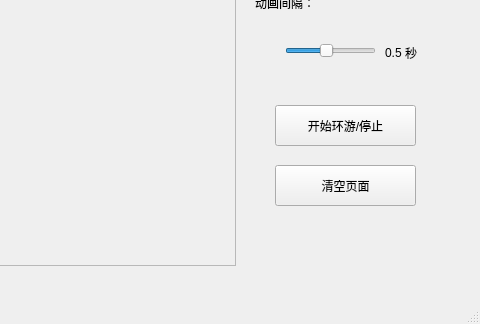
First picture: the form in knight.ui, repository yuanyuanzijin/knight-gui, before the edit; both pictures show x 295 to 775 and y 258 to 582 of the 775 by 582 pixel window.
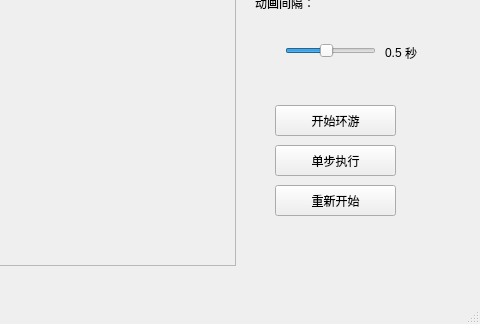
Second picture: the form after the edit. Icons and pictures are not drawn.

Commit message: 增加暂停和单步执行功能

Patch:
```diff
--- a/knight.ui
+++ b/knight.ui
@@ -229,25 +229,25 @@
      <rect>
       <x>570</x>
       <y>340</y>
-      <width>141</width>
-      <height>41</height>
+      <width>121</width>
+      <height>31</height>
      </rect>
     </property>
     <property name="text">
-     <string>开始环游/停止</string>
+     <string>开始环游</string>
     </property>
    </widget>
    <widget class="QPushButton" name="btn_restart">
     <property name="geometry">
      <rect>
       <x>570</x>
-      <y>400</y>
-      <width>141</width>
-      <height>41</height>
+      <y>420</y>
+      <width>121</width>
+      <height>31</height>
      </rect>
     </property>
     <property name="text">
-     <string>清空页面</string>
+     <string>重新开始</string>
     </property>
    </widget>
    <widget class="QRadioButton" name="radio_6">
@@ -336,6 +336,30 @@
      <string>初始位置</string>
     </property>
    </widget>
+   <widget class="QPushButton" name="btn_onestep">
+    <property name="geometry">
+     <rect>
+      <x>570</x>
+      <y>380</y>
+      <width>121</width>
+      <height>31</height>
+     </rect>
+    </property>
+    <property name="text">
+     <string>单步执行</string>
+    </property>
+   </widget>
+   <zorder>horizontalLayoutWidget_2</zorder>
+   <zorder>radio_12</zorder>
+   <zorder>label</zorder>
+   <zorder>slider_clock</zorder>
+   <zorder>btn_start</zorder>
+   <zorder>btn_restart</zorder>
+   <zorder>radio_6</zorder>
+   <zorder>label_2</zorder>
+   <zorder>radio_8</zorder>
+   <zorder>radio_10</zorder>
+   <zorder>label_3</zorder>
    <zorder>horizontalLayoutWidget</zorder>
    <zorder>verticalLayoutWidget</zorder>
    <zorder>label_4</zorder>
```
Left out of the diff: 10 changed lines with no effect on the pictures. The commit also changes 1 other file.
